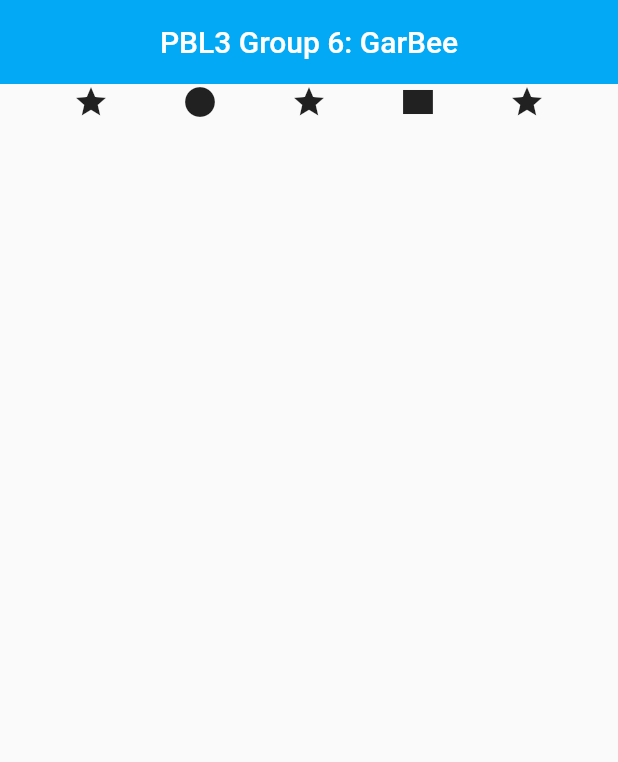
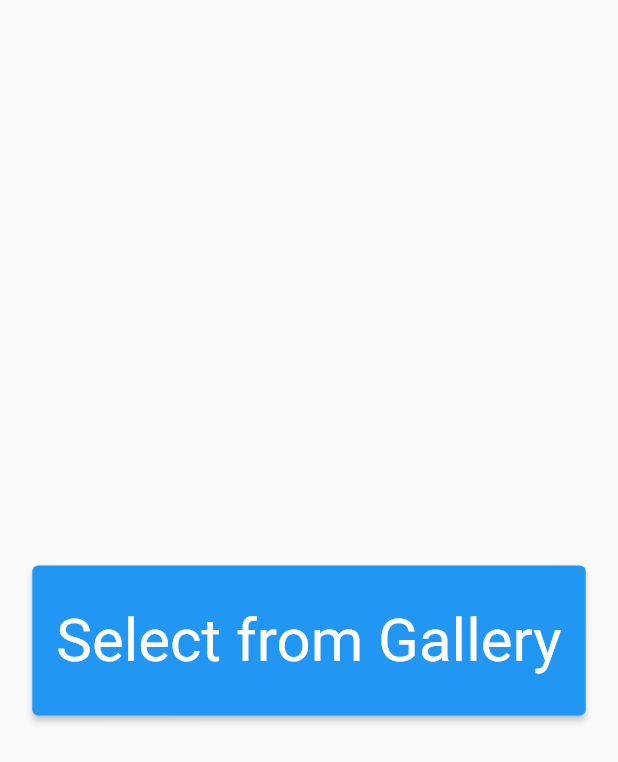
Before and after one commit to labykim/pbl3-garbee, a Flutter app: the screen it shows after launch, on a phone screen of 412 x 824 dp. Shown: the top 762 px of the screen. Run offline on Flutter 3.47's test engine with Material 2 defaults, Android fonts, the phone set to English and light mode, and no system bars; our stand-ins replace image_picker.

Commit message:
v0.1 (#5)

```diff
--- a/lib/main.dart
+++ b/lib/main.dart
@@ -1,40 +1,78 @@
+import 'dart:io' as io;
 import 'package:flutter/material.dart';
+import 'package:image_picker/image_picker.dart';
+import 'api_request.dart';
+import 'display_photo.dart';
+// import 'splash_screen.dart';    <<<  is not coded yet
 
 void main() {
-  runApp(const MyApp());
+  runApp(const HomeScreen());
 }
 
-class MyApp extends StatelessWidget {
+class HomeScreen extends StatelessWidget {
+  const HomeScreen({Key? key}) : super(key: key);
 
-  const MyApp({Key? key}) : super(key: key);
   @override
   Widget build(BuildContext context) {
 
     return MaterialApp(
       title: 'GarBee',
       home: Scaffold(
-        appBar: AppBar(
-          backgroundColor: Colors.lightBlue,
-          elevation: 0,
-          title: Text('PBL3 Group 6: GarBee'),
-          centerTitle: true,
-        ),
 
-        body: Row(
-          mainAxisAlignment: MainAxisAlignment.spaceEvenly,
-          children: [
-            Icon(Icons.star),
-            Icon(Icons.circle),
-            Icon(Icons.star),
-            Icon(Icons.rectangle),
-            Icon(Icons.star)
-          ],
-        ),
+        body: const SelectImageButton(),
 
         bottomNavigationBar: BottomAppBar(
-
         ),
       )
     );
   }
 }
+
+class SelectImageButton extends StatefulWidget {
+  const SelectImageButton({Key? key}) : super(key: key);
+
+  @override
+  State<SelectImageButton> createState() => SelectImageButtonState();
+}
+
+class SelectImageButtonState extends State<SelectImageButton> {
+
+  var userImage;
+
+  @override
+  Widget build(BuildContext context) {
+    final ButtonStyle style = ElevatedButton.styleFrom(
+      textStyle: const TextStyle(fontSize: 40),
+      minimumSize: Size(200, 100),
+    );
+
+    return Center(
+      child: Column(
+        mainAxisSize: MainAxisSize.min,
+        children: <Widget>[
+          const SizedBox(height: 30),
+          ElevatedButton(
+            style: style,
+            onPressed: () async {
+              var image = await ImagePicker().pickImage(source: ImageSource.gallery);
+              if(image == null) return; // Maybe add some lines for this part later
+
+              var kakaoOutput = await kakaoVision(image.path);
+              var googleOutput = await googleVision(image);
+
+              setState(() {
+                userImage = io.File(image.path);
+                Navigator.push(
+                  context,
+                  MaterialPageRoute(builder: (_) =>
+                  AnalysisScreen(userImage, kakaoOutput, googleOutput))
+                );
+              });
+            },
+            child: const Text('Select from Gallery'),
+          ),
+        ],
+      ),
+    );
+  }
+}
--- /dev/null
+++ b/lib/splash_screen.dart
@@ -0,0 +1,12 @@
+import 'package:flutter/material.dart';
+
+class SplashScreen extends StatelessWidget {
+  const SplashScreen({Key? key}) : super(key: key);
+
+  @override
+  Widget build(BuildContext context) {
+    return MaterialApp(
+
+    );
+  }
+}
```
Also changed, not shown: lib/api_request.dart (added, +67 -0 lines), lib/display_photo.dart (added, +28 -0 lines), pubspec.yaml (+13 -2 lines), assets/splash-s22u-dum.jpg (added), pubspec.lock, 18 other files.
